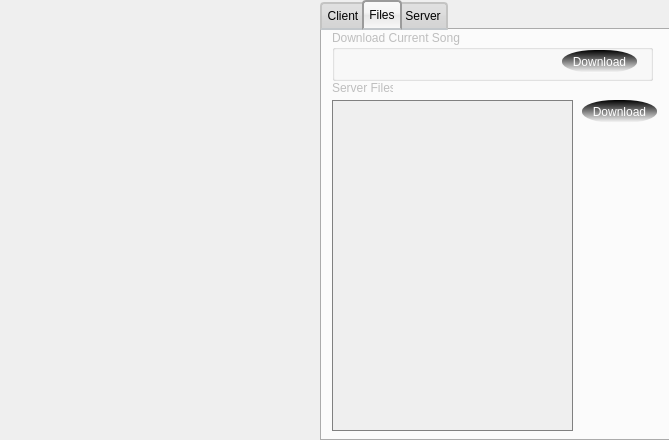
Above: mainwindow.ui from warren80/comaudio before the change. Below: the same form after it.
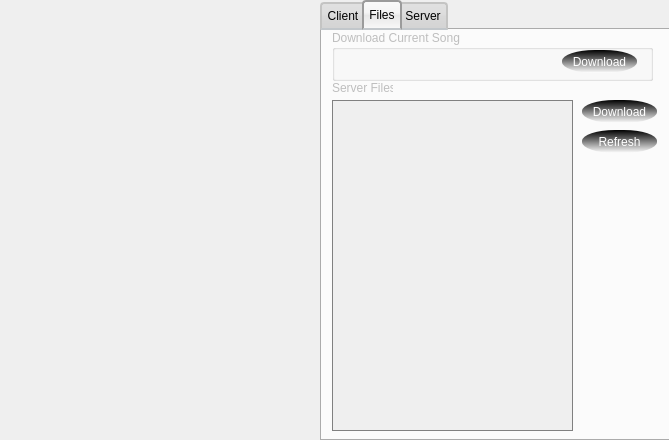
That is the form after the change. The open tabs and pages were chosen to show the change. Icons and pictures are not drawn.

```diff
--- a/mainwindow.ui
+++ b/mainwindow.ui
@@ -480,7 +480,7 @@
       <property name="geometry">
        <rect>
         <x>260</x>
-        <y>100</y>
+        <y>320</y>
         <width>71</width>
         <height>71</height>
        </rect>
@@ -489,6 +489,19 @@
        <string/>
       </property>
      </widget>
+     <widget class="QPushButton" name="refreshServerFiles">
+      <property name="geometry">
+       <rect>
+        <x>260</x>
+        <y>100</y>
+        <width>75</width>
+        <height>23</height>
+       </rect>
+      </property>
+      <property name="text">
+       <string>Refresh</string>
+      </property>
+     </widget>
     </widget>
     <widget class="QWidget" name="serverTab">
      <property name="enabled">
```
Left out of the diff: 2 changed lines with no effect on the pictures.
